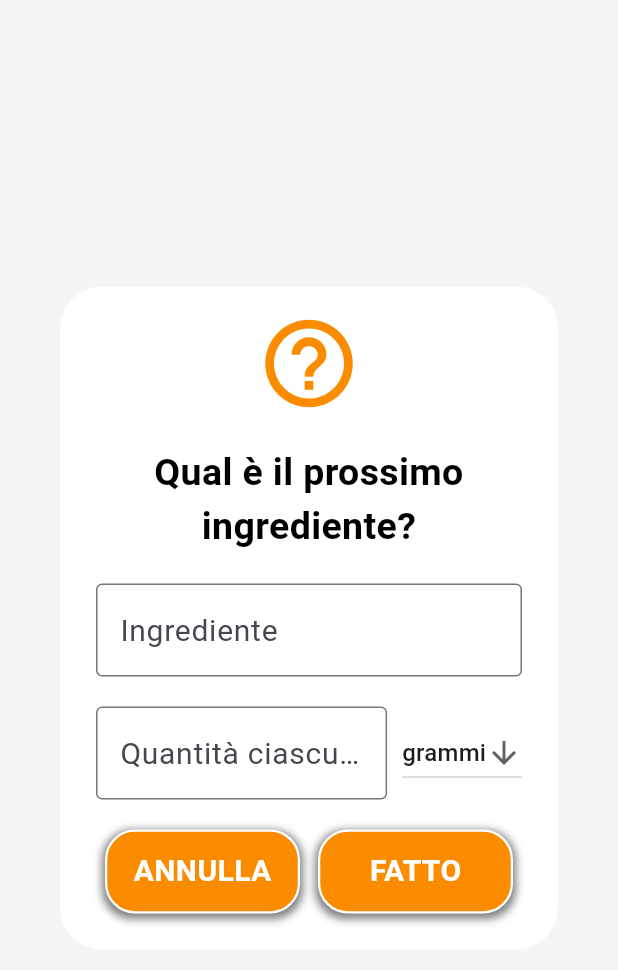
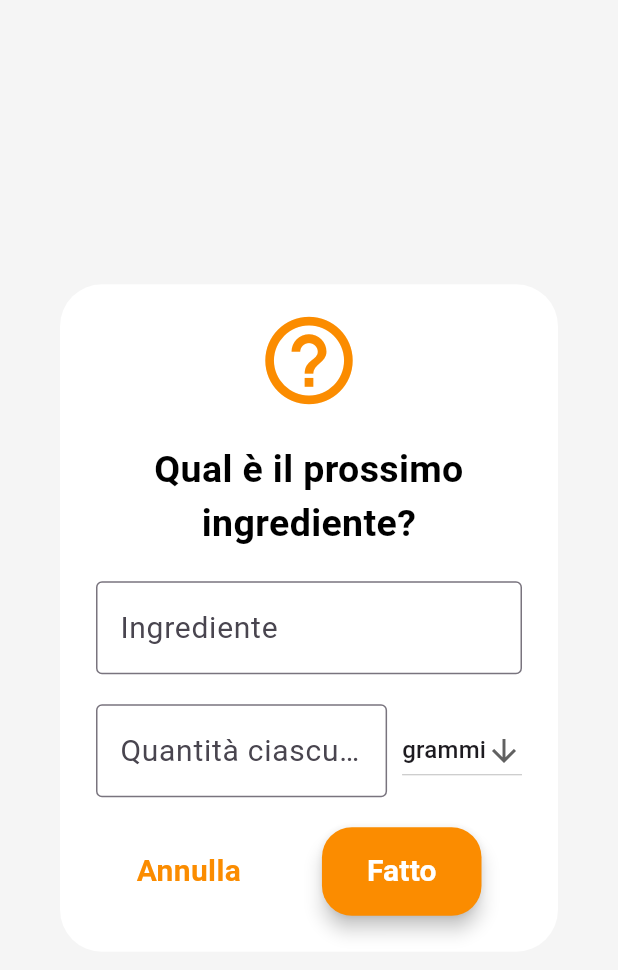
Before and after one commit to frankydedo/buonAPPetito, a Flutter app: the NuovoIngredienteDialog widget shown alone on an empty page, opened directly, on a phone screen of 412 x 824 dp. Shown: the top 970 px of the screen. Run offline on Flutter 3.47's test engine with Material 3 defaults, Android fonts, the phone set to English and light mode, and no system bars; our stand-ins replace flutter_slidable, google_fonts, image_picker.

Commit message:
minor changes

```diff
--- a/lib/utils/NuovoIngredienteDialog.dart
+++ b/lib/utils/NuovoIngredienteDialog.dart
@@ -144,43 +144,22 @@ class _NuovoIngredienteDialogState extends State<NuovoIngredienteDialog> {
                     // tasto annulla
 
                     GestureDetector(
-                      onTap: () {
+                      onTap: (){
                         Navigator.pop(context);
                       },
-                      child: Container(
-                        padding: EdgeInsets.all(12),
-                        width: 130,
-                        decoration: BoxDecoration(
+                      child: Text(
+                        "Annulla",
+                        style: TextStyle(
                           color: colorsModel.getColoreSecondario(),
-                          borderRadius: BorderRadius.circular(20),
-                          border: Border.all(
-                            color: Colors.white,
-                            width: 1.5,
-                          ),
-                          boxShadow: [
-                            BoxShadow(
-                              color: Colors.black.withOpacity(0.5),
-                              spreadRadius: 1.5,
-                              blurRadius: 4,
-                              offset: Offset(0, 2),
-                            ),
-                          ],
-                        ),
-                        child: Center(
-                          child: Text(
-                            "ANNULLA",
-                            style: TextStyle(
-                              color: Colors.white,
                           fontSize: 20,
                           fontWeight: FontWeight.bold,
                         ),
                       ),
                     ),
-                      ),
-                    ),
+
                     // tasto fatto
-                    GestureDetector(
-                      onTap: () {
+                    ElevatedButton(
+                      onPressed: () {
                         if (_formKey.currentState?.validate() ?? false) {
                           // Solo se l'unità è 'grammi', aggiunge il valore della quantità
                           if (unit == 'grammi') {
@@ -193,37 +172,25 @@ class _NuovoIngredienteDialogState extends State<NuovoIngredienteDialog> {
                           }
                         }
                       },
-                      child: Container(
-                        width: 130,
-                        padding: EdgeInsets.all(12),
-                        decoration: BoxDecoration(
-                          color: colorsModel.getColoreSecondario(),
+                      style: ElevatedButton.styleFrom(
+                        foregroundColor: Colors.white,
+                        backgroundColor: colorsModel.getColoreSecondario(),
+                        shape: RoundedRectangleBorder(
                           borderRadius: BorderRadius.circular(20),
-                          border: Border.all(
-                            color: Colors.white,
-                            width: 1.5,
                         ),
-                          boxShadow: [
-                            BoxShadow(
-                              color: Colors.black.withOpacity(0.5),
-                              spreadRadius: 1.5,
-                              blurRadius: 4,
-                              offset: Offset(0, 2),
+                        padding: EdgeInsets.symmetric(horizontal: 30, vertical: 15),
+                        elevation: 5,
+                        shadowColor: Colors.black,
                       ),
-                          ],
-                        ),
-                        child: Center(
                       child: Text(
-                            "FATTO",
+                        "Fatto",
                         style: TextStyle(
-                              color: Colors.white,
                           fontSize: 20,
                           fontWeight: FontWeight.bold,
                         ),
                       ),
                     ),
-                      ),
-                    ),
+
                   ],
                 ),
               ],
```
Also changed, not shown: lib/utils/NuovoPassaggioDialog.dart (+15 -49 lines). Lines whose indentation alone changed are shown as unchanged.
